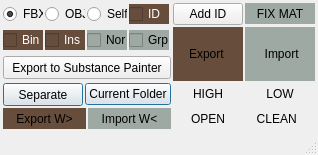
First picture: the form in lib/ui/Exporter_MainUI.ui, repository thienphuochoang/Portfolio, before the edit.
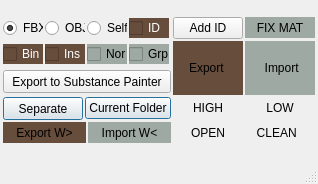
Second picture: the form after the edit.

What changed in the file:
```diff
--- a/lib/ui/Exporter_MainUI.ui
+++ b/lib/ui/Exporter_MainUI.ui
@@ -2,6 +2,14 @@
 <ui version="4.0">
  <class>MainWindowExporter</class>
  <widget class="QMainWindow" name="MainWindowExporter">
+  <property name="geometry">
+   <rect>
+    <x>0</x>
+    <y>0</y>
+    <width>317</width>
+    <height>184</height>
+   </rect>
+  </property>
   <property name="windowTitle">
    <string>Exporter</string>
   </property>
```
